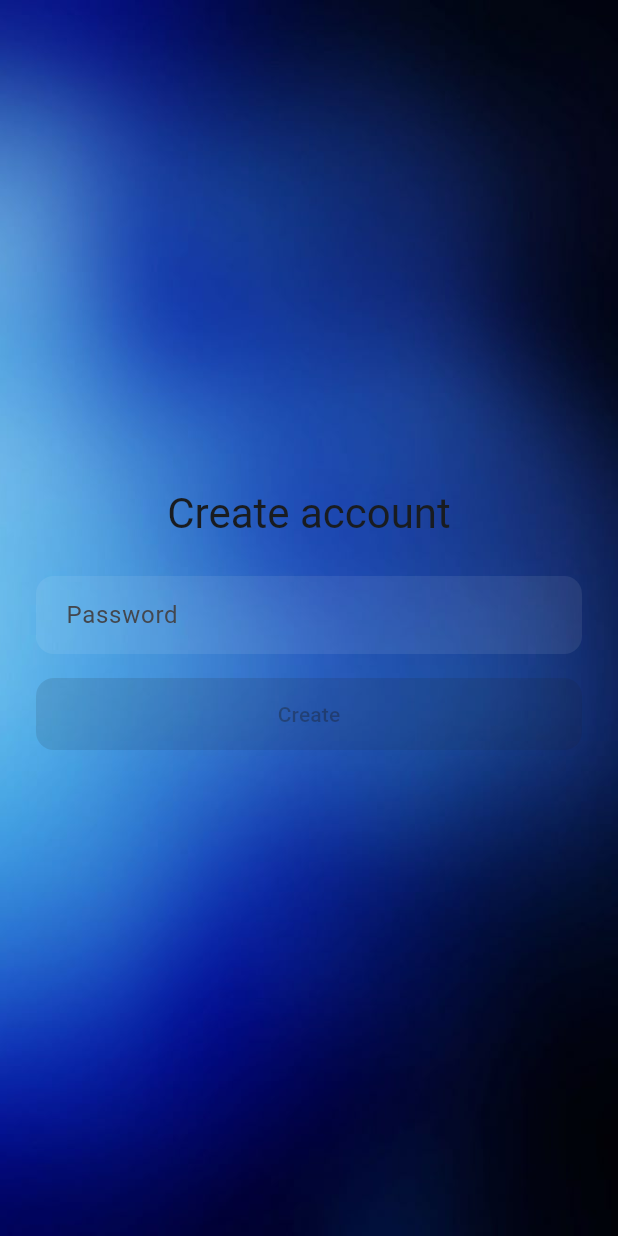
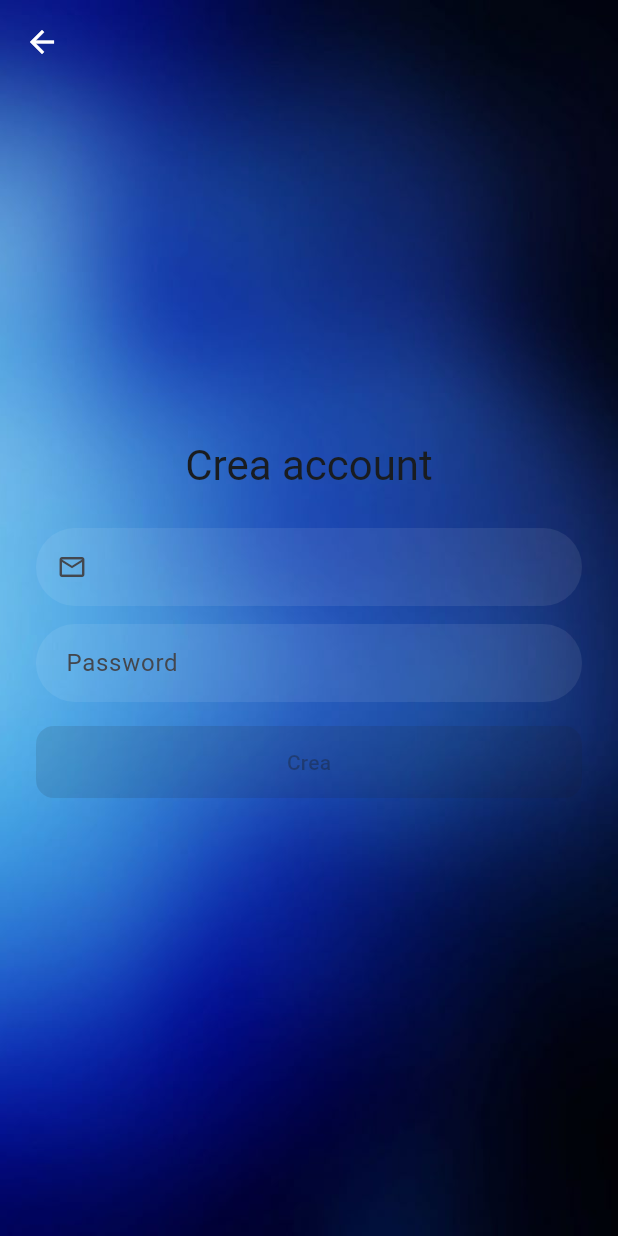
Before and after one commit to kwezeee/freetime-flutter, a Flutter app: the AuthPasswordScreen screen opened directly with empty values, on a phone screen of 412 x 824 dp. Run offline on Flutter 3.47's test engine with Material 3 defaults, Android fonts, the phone set to English and light mode, and no system bars; our stand-ins replace dio, flutter_secure_storage, google_sign_in, sign_in_button; accounts and stored records are empty.

Commit message:
Refactor auth and login screens UI and logic
Improved the AuthPasswordScreen and LoginScreen with updated UI (including transparent app bars, squircle borders, and readonly email fields), better error handling, and clearer button labels. Refactored logic for email validation, navigation, and loading state management. Added a helper SquircleBorder class for consistent input styling.

```diff
--- a/lib/screens/auth_password_screen.dart
+++ b/lib/screens/auth_password_screen.dart
@@ -1,17 +1,14 @@
+import 'package:dio/dio.dart';
 import 'package:flutter/material.dart';
 import 'package:provider/provider.dart';
 import '../provider/auth_provider.dart';
 import '../widgets/continue_button.dart';
+import '../widgets/homepage.dart';
 
 class AuthPasswordScreen extends StatefulWidget {
   final String email;
-  final bool isLogin; // true = login, false = registrazione
-
-  const AuthPasswordScreen({
-    super.key,
-    required this.email,
-    required this.isLogin,
-  });
+  final bool isLogin;
+  const AuthPasswordScreen({super.key, required this.email, required this.isLogin});
 
   @override
   State<AuthPasswordScreen> createState() => _AuthPasswordScreenState();
@@ -44,21 +41,43 @@ class _AuthPasswordScreenState extends State<AuthPasswordScreen> {
         await auth.register(widget.email, _pwdCtrl.text.trim());
       }
       if (!mounted) return;
-      Navigator.of(context).pushReplacementNamed('/home'); // o HomePage()
-    } catch (e) {
-      ScaffoldMessenger.of(context).showSnackBar(
-        const SnackBar(content: Text('Credenziali non valide')),
+      Navigator.of(context).pushAndRemoveUntil(
+        MaterialPageRoute(builder: (_) => const HomePage()),
+            (route) => false,
       );
+    } on DioException catch (e) {
+      late final String msg;
+      switch (e.response?.statusCode) {
+        case 409:
+          msg = 'E‑mail già in uso';
+          break;
+        case 401:
+        case 404:
+          msg = 'Credenziali non valide';
+          break;
+        default:
+          msg = 'Errore, riprova';
+      }
+      _toast(msg);
     } finally {
       if (mounted) setState(() => _loading = false);
     }
   }
 
+  void _toast(String m) =>
+      ScaffoldMessenger.of(context).showSnackBar(SnackBar(content: Text(m)));
+
   @override
   Widget build(BuildContext context) {
-    final title = widget.isLogin ? 'Sign in' : 'Create account';
+    final title = widget.isLogin ? 'Accedi' : 'Crea account';
     return Scaffold(
       backgroundColor: Colors.transparent,
+      extendBodyBehindAppBar: true,
+      appBar: AppBar(
+        elevation: 0,
+        backgroundColor: Colors.transparent,
+        leading: const BackButton(color: Colors.white),
+      ),
       body: Center(
         child: SingleChildScrollView(
           padding: const EdgeInsets.symmetric(horizontal: 24),
@@ -67,6 +86,19 @@ class _AuthPasswordScreenState extends State<AuthPasswordScreen> {
             children: [
               Text(title, style: Theme.of(context).textTheme.headlineMedium),
               const SizedBox(height: 24),
+              // e‑mail (readonly) so the user always sees what was typed
+              TextField(
+                readOnly: true,
+                controller: TextEditingController(text: widget.email),
+                decoration: InputDecoration(
+                  prefixIcon: const Icon(Icons.mail_outline, size: 20),
+                  filled: true,
+                  fillColor: Colors.white.withAlpha(20),
+                  border:  SquircleBorder(side: BorderSide.none),
+                  contentPadding: const EdgeInsets.symmetric(horizontal: 16, vertical: 14),
+                ),
+              ),
+              const SizedBox(height: 12),
               TextField(
                 controller: _pwdCtrl,
                 obscureText: true,
@@ -74,10 +106,7 @@ class _AuthPasswordScreenState extends State<AuthPasswordScreen> {
                   hintText: 'Password',
                   filled: true,
                   fillColor: Colors.white.withAlpha(20),
-                  border: OutlineInputBorder(
-                    borderRadius: BorderRadius.circular(12),
-                    borderSide: BorderSide.none,
-                  ),
+                  border:  SquircleBorder(side: BorderSide.none),
                   contentPadding: const EdgeInsets.symmetric(horizontal: 16, vertical: 14),
                 ),
               ),
@@ -90,7 +119,7 @@ class _AuthPasswordScreenState extends State<AuthPasswordScreen> {
                   dimension: 18,
                   child: CircularProgressIndicator(strokeWidth: 2, valueColor: AlwaysStoppedAnimation(Colors.white)),
                 )
-                    : Text(widget.isLogin ? 'Login' : 'Create'),
+                    : Text(widget.isLogin ? 'Accedi' : 'Crea'),
               ),
             ],
           ),
@@ -99,3 +128,11 @@ class _AuthPasswordScreenState extends State<AuthPasswordScreen> {
     );
   }
 }
+
+//--------------------------------------------------
+// Helper: Figma squircle shape
+//--------------------------------------------------
+class SquircleBorder extends OutlineInputBorder {
+   SquircleBorder({BorderSide side = BorderSide.none})
+      : super(borderRadius: BorderRadius.all(Radius.circular(28)), borderSide: side);
+}
```
Also changed, not shown: lib/screens/login_screen.dart (+32 -32 lines).
